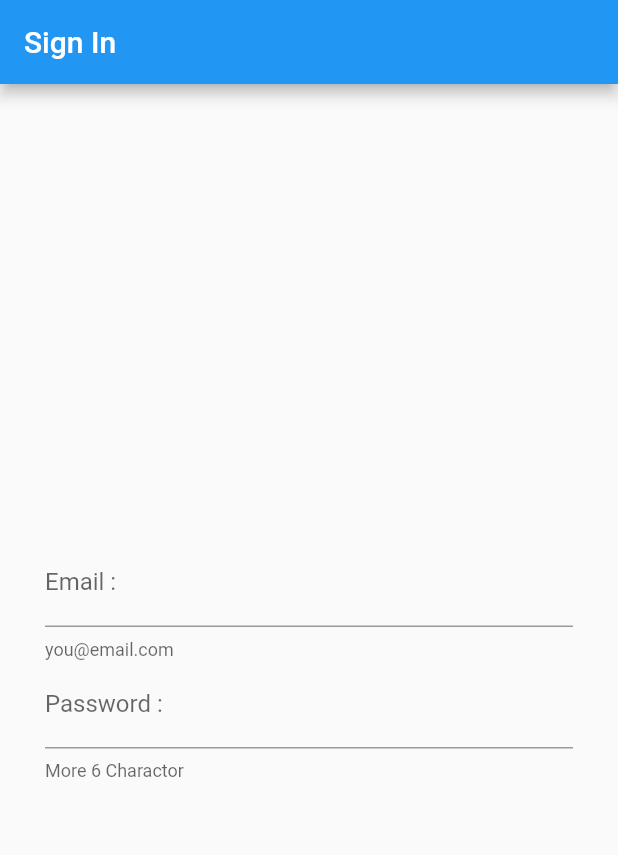
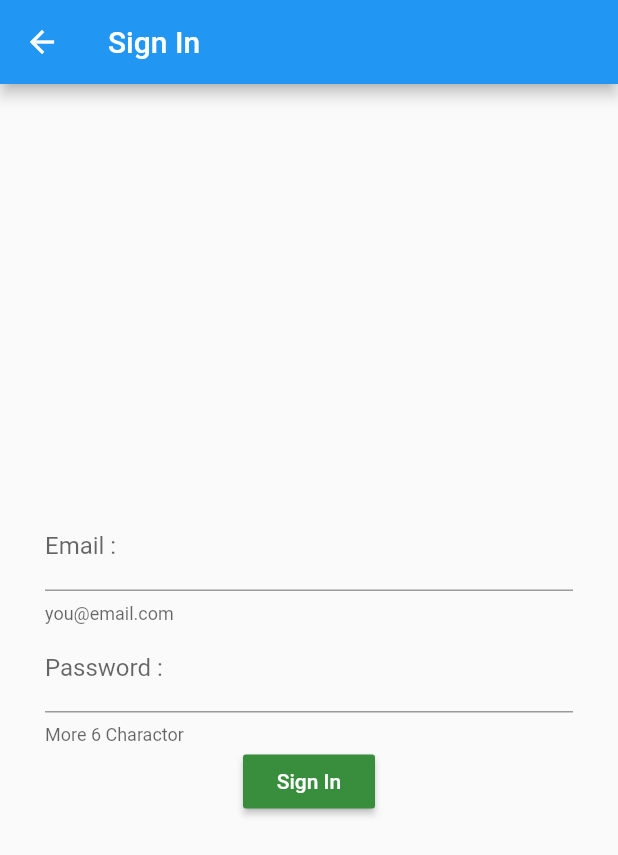
Before and after one commit to masterUNG/UngShopping, a Flutter app: the SignIn screen opened directly, on a phone screen of 412 x 824 dp. Shown: the top 855 px of the screen. Run offline on Flutter 3.47's test engine with Material 2 defaults, Android fonts, the phone set to English and light mode, and no system bars; our stand-ins replace firebase_auth; accounts and stored records are empty.

Commit message:
ung Update

```diff
--- a/lib/main.dart
+++ b/lib/main.dart
@@ -13,7 +13,7 @@ class MyApp extends StatelessWidget {
     SystemChrome.setPreferredOrientations(
         [DeviceOrientation.portraitUp, DeviceOrientation.portraitDown]);
     return MaterialApp(debugShowCheckedModeBanner: false,
-      home: SignIn(),
+      home: Home(),
     );
   }
 }
--- a/lib/screens/sign_in.dart
+++ b/lib/screens/sign_in.dart
@@ -1,4 +1,6 @@
+import 'package:firebase_auth/firebase_auth.dart';
 import 'package:flutter/material.dart';
+import 'package:ung_shopping/screens/my_service.dart';
 
 class SignIn extends StatefulWidget {
   @override
@@ -7,18 +9,52 @@ class SignIn extends StatefulWidget {
 
 class _SignInState extends State<SignIn> {
   // Explicit
+  FirebaseAuth firebaseAuth = FirebaseAuth.instance;
+  final formKey = GlobalKey<FormState>();
+  String emailString, passwordString;
 
   // Method
+  Widget signInButton() {
+    return Container(
+      padding: EdgeInsets.only(left: 30.0, right: 30.0),
+      child: RaisedButton(
+        color: Colors.green[700],
+        child: Text(
+          'Sign In',
+          style: TextStyle(color: Colors.white),
+        ),
+        onPressed: () {
+          formKey.currentState.save();
+          checkAuthen();
+        },
+      ),
+    );
+  }
+
+  Future<void> checkAuthen() async {
+    await firebaseAuth
+        .signInWithEmailAndPassword(
+            email: emailString, password: passwordString)
+        .then((response) {
+          var homeRoute = MaterialPageRoute(builder: (BuildContext context) => MyService());
+          Navigator.of(context).pushAndRemoveUntil(homeRoute, (Route<dynamic> route) => false);
+        });
+  }
+
   Widget emailText() {
     return Container(
       padding: EdgeInsets.only(left: 30.0, right: 30.0),
       child: TextFormField(
+        keyboardType: TextInputType.emailAddress,
         decoration: InputDecoration(
           hintStyle: TextStyle(color: Colors.red),
-          hintText: 'ABC',
+          hintText: 'you@abc.com',
           labelText: 'Email :',
           helperText: 'you@email.com',
         ),
+        onSaved: (String value) {
+          emailString = value;
+        },
       ),
     );
   }
@@ -27,10 +63,14 @@ class _SignInState extends State<SignIn> {
     return Container(
       padding: EdgeInsets.only(left: 30.0, right: 30.0),
       child: TextFormField(
+        obscureText: true,
         decoration: InputDecoration(
           labelText: 'Password :',
           helperText: 'More 6 Charactor',
         ),
+        onSaved: (String value) {
+          passwordString = value;
+        },
       ),
     );
   }
@@ -41,12 +81,16 @@ class _SignInState extends State<SignIn> {
       appBar: AppBar(
         title: Text('Sign In'),
       ),
-      body: Column(
-        mainAxisAlignment: MainAxisAlignment.center,
-        children: <Widget>[
-          emailText(),
-          passwordText(),
-        ],
+      body: Form(
+        key: formKey,
+        child: Column(
+          mainAxisAlignment: MainAxisAlignment.center,
+          children: <Widget>[
+            emailText(),
+            passwordText(),
+            signInButton(),
+          ],
+        ),
       ),
     );
   }
```
Also changed, not shown: lib/screens/home.dart (+7 -9 lines), lib/screens/my_service.dart (+23 -1 lines).
